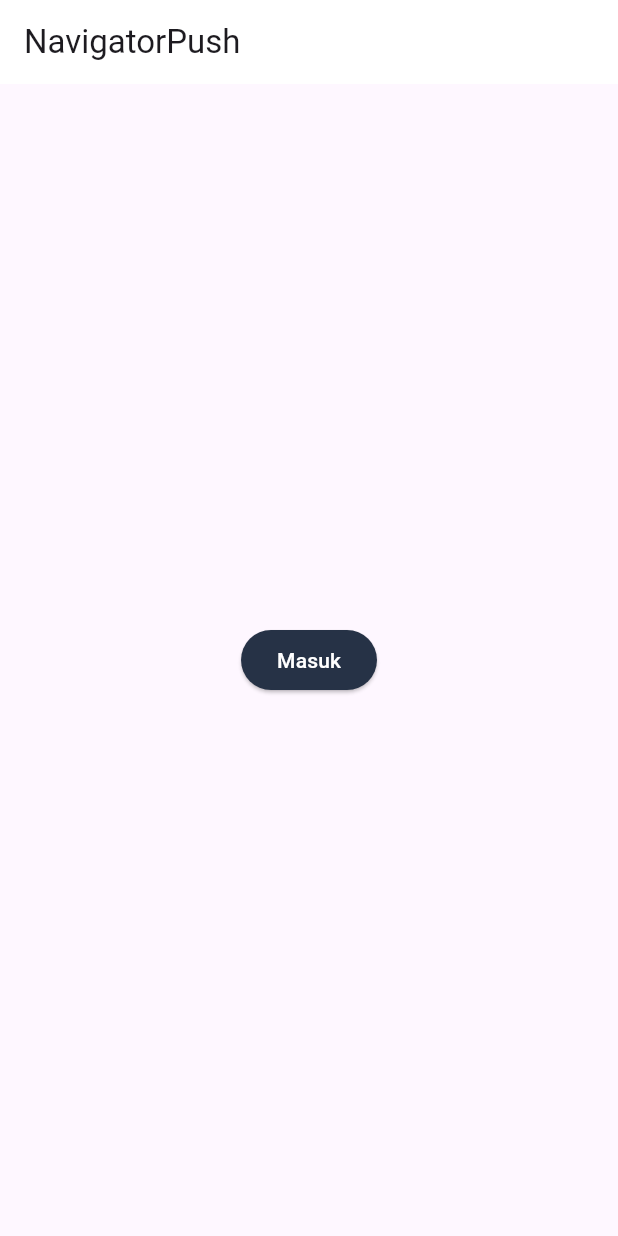
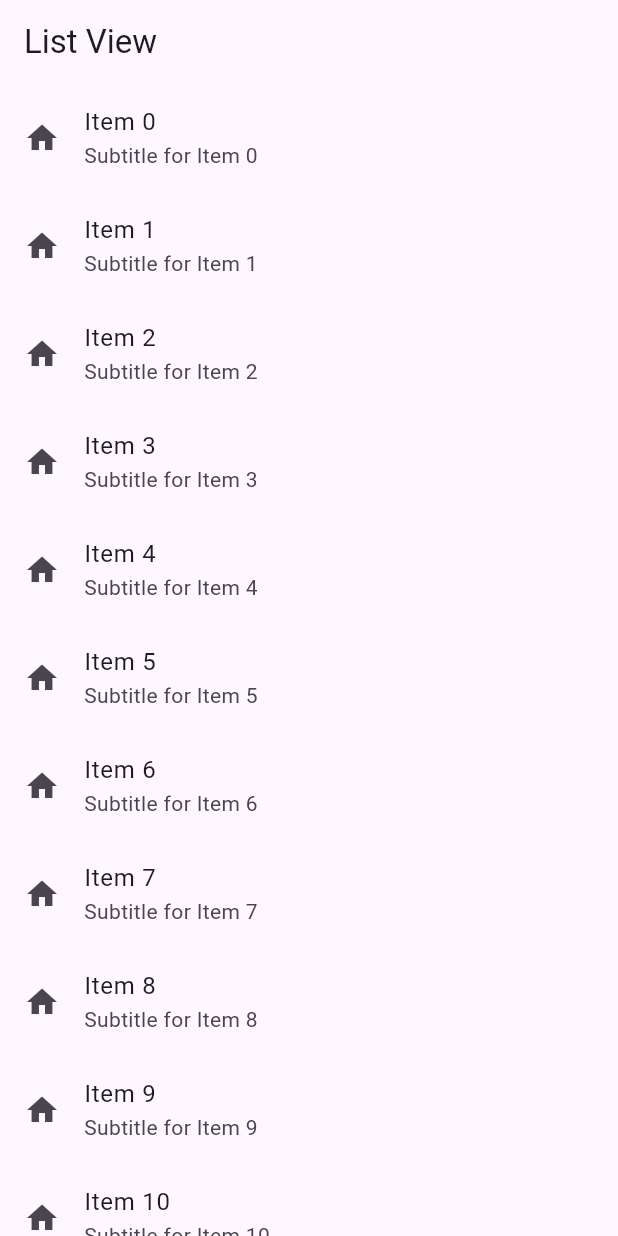
Before and after one commit to FardanAthilla/project-github, a Flutter app: the screen it shows after launch, after a tap on "Masuk", on a phone screen of 412 x 824 dp. Run offline on Flutter 3.47's test engine with Material 2 defaults, Android fonts, the phone set to English and light mode, and no system bars.

Commit message:
Style [RR] List View

```diff
--- /dev/null
+++ b/lib/ListView.dart
@@ -0,0 +1,46 @@
+import 'package:flutter/material.dart';
+
+
+class MyApp extends StatelessWidget {
+  @override
+  Widget build(BuildContext context) {
+    return MaterialApp(
+      title: 'My App',
+      home: ViewList(),
+    );
+  }
+}
+
+class ViewList extends StatefulWidget {
+  @override
+  _ViewListState createState() => _ViewListState();
+}
+
+class _ViewListState extends State<ViewList> {
+  @override
+  Widget build(BuildContext context) {
+    return Scaffold(
+      appBar: AppBar(
+        title: Text('List View'),
+      ),
+      body: ListView.builder(
+        itemCount: 21,
+        itemBuilder: (context, index) {
+          return ListTile(
+            title: Text('Item $index'),
+            subtitle: Text('Subtitle for Item $index'),
+            leading: Icon(Icons.home),
+            onTap: () {
+              ScaffoldMessenger.of(context).showSnackBar(
+                SnackBar(
+                  content: Text('Tapp on index $index'),
+                  duration: Duration(seconds: 1),
+                  backgroundColor: Color.alphaBlend(Color.fromARGB(255, 0, 0, 0), Colors.greenAccent),
+                ));
+            },
+          );
+        },
+      ),
+    );
+  }
+}
--- a/lib/NavigatorPush.dart
+++ b/lib/NavigatorPush.dart
@@ -1,5 +1,5 @@
 import 'package:flutter/material.dart';
-
+import 'package:project_github/ListView.dart';
 
 class NavigatorPush extends StatefulWidget {
   const NavigatorPush({Key? key});
@@ -20,6 +20,10 @@ class _NavigatorPush extends State<NavigatorPush> {
       body: Center(
         child: ElevatedButton(
           onPressed: () {
+            Navigator.pushReplacement(context,
+                MaterialPageRoute(builder: (context) {
+              return ViewList();
+            }));
           },
           child: Text(
             'Masuk',
```
